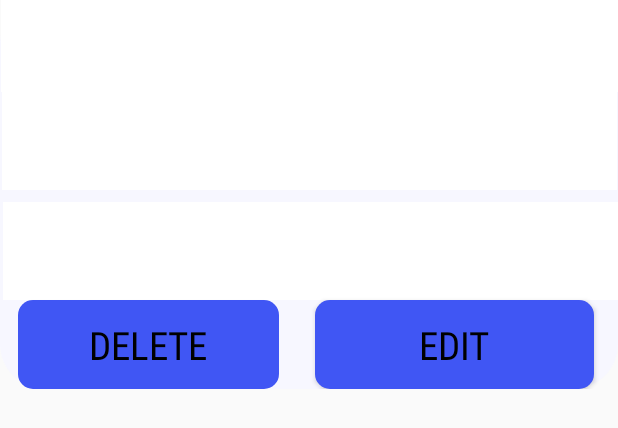
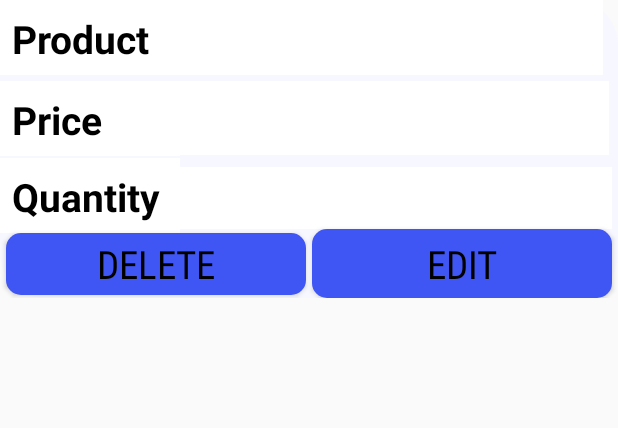
Before and after one commit to WenDEVLIFE/Mherl-Management-System-App, an Android app: the layout productitem.xml on its own in the app's theme, with its tools: preview values and no code run, on a phone screen of 412 x 824 dp. Shown: the top 428 px of the screen. Run offline under Robolectric (Android 15) with nearby library versions, the light colour scheme and no system bars.

Commit message:
redesign productitem.xml

```diff
--- a/app/src/main/java/com/example/mherlsmanagementsystem/Product.java
+++ b/app/src/main/java/com/example/mherlsmanagementsystem/Product.java
@@ -53,7 +53,8 @@ public class Product extends AppCompatActivity implements ProductAdapter.OnDelet
         adapter = new ProductAdapter(productlist);
         recyclerView.setAdapter(adapter);
 
-        adapter.setOnDeleteClickListener(this); // Ensure MainActivity implements OnDeleteClickListener
+        // Ensure MainActivity implements OnDeleteClickListener
+        adapter.setOnDeleteClickListener(this);
         adapter.setOnEditClickListener(this);
 
         // Load the product
@@ -198,7 +199,7 @@ public class Product extends AppCompatActivity implements ProductAdapter.OnDelet
     public void onDeleteClick(int position) {
         // yes or no alert
         AlertDialog.Builder builder = new AlertDialog.Builder(this);
-        builder.setTitle("Delete User");
+        builder.setTitle("Delete Product?");
         builder.setMessage("Are you sure you want to delete this user?");
         builder.setPositiveButton("Yes", (dialog, which) -> {
             if (position >= 0 && position < productlist.size()) {
--- a/app/src/main/res/layout/activity_product.xml
+++ b/app/src/main/res/layout/activity_product.xml
@@ -32,7 +32,7 @@
                         app:layout_constraintStart_toStartOf="parent"
                         app:layout_constraintEnd_toEndOf="parent"
                         app:layout_constraintTop_toTopOf="parent"
-                        app:layout_constraintHorizontal_bias="0.529"
+                        app:layout_constraintHorizontal_bias="0.47"
                         android:id="@+id/constraintLayout9"
                         android:layout_marginTop="16dp">
 
@@ -94,7 +94,7 @@
                         app:layout_constraintEnd_toEndOf="parent"
                         app:layout_constraintBottom_toBottomOf="parent"
                         app:layout_constraintHorizontal_bias="0.476"
-                        app:layout_constraintVertical_bias="0.733" />
+                        app:layout_constraintVertical_bias="0.428" />
 
             </androidx.constraintlayout.widget.ConstraintLayout>
 
--- a/app/src/main/res/layout/productitem.xml
+++ b/app/src/main/res/layout/productitem.xml
@@ -9,72 +9,114 @@
 
     <TextView
             android:id="@+id/product_name"
-            android:layout_width="411dp"
-            android:layout_height="61dp"
+            android:layout_width="282dp"
+            android:layout_height="50dp"
+            android:textSize="@dimen/_20sdp"
+            android:textStyle="bold"
+            android:textColor="@color/black"
+            android:padding="8dp"
+            android:background="@color/white"
+            app:layout_constraintStart_toEndOf="@+id/NAME"
+            app:layout_constraintEnd_toEndOf="parent"
+            app:layout_constraintTop_toTopOf="parent"
+            app:layout_constraintHorizontal_bias="0.0" />
+
+    <TextView
+            android:id="@+id/NAME"
+            android:text="Product"
+            android:layout_width="120dp"
+            android:layout_height="50dp"
             android:textSize="@dimen/_20sdp"
             android:textStyle="bold"
             android:textColor="@color/black"
             android:padding="8dp"
             android:background="@color/white"
             app:layout_constraintTop_toTopOf="parent"
+            app:layout_constraintStart_toStartOf="parent" />
+
+    <TextView
+            android:id="@+id/NAME2"
+            android:text="Price"
+            android:layout_width="120dp"
+            android:layout_height="50dp"
+            android:textSize="@dimen/_20sdp"
+            android:textStyle="bold"
+            android:textColor="@color/black"
+            android:padding="8dp"
+            android:background="@color/white"
             app:layout_constraintStart_toStartOf="parent"
-            app:layout_constraintEnd_toEndOf="parent" />
+            android:layout_marginTop="4dp"
+            app:layout_constraintTop_toBottomOf="@+id/NAME" />
+
+    <TextView
+            android:id="@+id/NAME1"
+            android:text="Quantity"
+            android:layout_width="120dp"
+            android:layout_height="50dp"
+            android:textSize="@dimen/_20sdp"
+            android:textStyle="bold"
+            android:textColor="@color/black"
+            android:padding="8dp"
+            android:background="@color/white"
+            app:layout_constraintBottom_toTopOf="@+id/deleteButton"
+            app:layout_constraintStart_toStartOf="parent" />
 
     <TextView
             android:id="@+id/price"
-            android:layout_width="410dp"
-            android:layout_height="65dp"
+            android:layout_width="286dp"
+            android:layout_height="49dp"
             android:textColor="@color/black"
             android:textSize="@dimen/_20sdp"
             android:padding="8dp"
             android:background="@color/white"
-            app:layout_constraintTop_toBottomOf="@+id/product_name"
-            app:layout_constraintStart_toStartOf="parent"
-            app:layout_constraintEnd_toEndOf="parent" />
+            app:layout_constraintStart_toEndOf="@+id/NAME2"
+            android:layout_marginTop="4dp"
+            app:layout_constraintTop_toBottomOf="@+id/product_name" />
 
     <TextView
             android:id="@+id/quantity"
-            android:layout_width="410dp"
-            android:layout_height="65dp"
+            android:layout_width="288dp"
+            android:layout_height="41dp"
             android:textColor="@color/black"
             android:textSize="@dimen/_20sdp"
             android:padding="8dp"
             android:background="@color/white"
-            android:layout_marginTop="8dp"
+            app:layout_constraintStart_toEndOf="@+id/NAME1"
             app:layout_constraintTop_toBottomOf="@+id/price"
-            app:layout_constraintStart_toStartOf="parent"
-            app:layout_constraintEnd_toEndOf="parent"
-            app:layout_constraintHorizontal_bias="1.0" />
+            android:layout_marginTop="8dp" />
 
     <Button
             android:id="@+id/deleteButton"
-            android:layout_width="174dp"
-            android:layout_height="59dp"
+            android:layout_width="0dp"
+            android:layout_height="41dp"
             android:fontFamily="sans-serif-condensed"
             android:textSize="@dimen/_20sdp"
             android:textColor="@color/black"
             android:background="@drawable/button"
             android:text="Delete"
             android:onClick="onDeleteButtonClick"
-            app:layout_constraintBottom_toBottomOf="parent"
             app:layout_constraintStart_toStartOf="parent"
             app:layout_constraintEnd_toStartOf="@+id/buybutton"
-            app:layout_constraintHorizontal_bias="0.34"
+            app:layout_constraintBottom_toBottomOf="parent"
+            android:layout_marginStart="4dp"
+            android:layout_marginEnd="2dp"
             app:layout_constraintTop_toBottomOf="@+id/quantity" />
 
     <Button
             android:id="@+id/buybutton"
-            android:layout_width="186dp"
-            android:layout_height="59dp"
+            android:layout_width="0dp"
+            android:layout_height="46dp"
             android:fontFamily="sans-serif-condensed"
             android:textSize="@dimen/_20sdp"
             android:textColor="@color/black"
             android:background="@drawable/button"
             android:text="Edit"
-            android:onClick="onBuyClickListener"
+            android:onClick="onEditClickListener"
             app:layout_constraintEnd_toEndOf="parent"
+            app:layout_constraintStart_toEndOf="@+id/deleteButton"
             app:layout_constraintBottom_toBottomOf="parent"
+            android:layout_marginStart="2dp"
+            android:layout_marginEnd="4dp"
             app:layout_constraintTop_toBottomOf="@+id/quantity"
-            android:layout_marginEnd="16dp"
-            app:layout_constraintVertical_bias="0.0" />
+            app:layout_constraintVertical_bias="1.0" />
 </androidx.constraintlayout.widget.ConstraintLayout>
```
